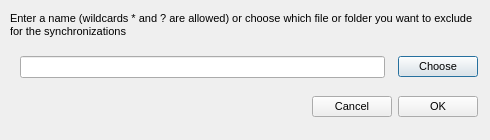
This is src/MEGASync/gui/macx/AddExclusionDialog.ui in meganz/MEGAsync as Qt 5 draws it before an edit. The edited form follows.
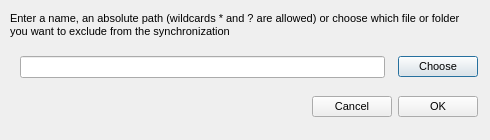
This is the edited form.

```diff
--- a/src/MEGASync/gui/macx/AddExclusionDialog.ui
+++ b/src/MEGASync/gui/macx/AddExclusionDialog.ui
@@ -62,7 +62,7 @@
       <string notr="true">font-style: normal;</string>
      </property>
      <property name="text">
-      <string>Enter a name (wildcards * and ? are allowed) or choose which file or folder you want to exclude for the synchronizations </string>
+      <string>Enter a name, an absolute path (wildcards * and ? are allowed) or choose which file or folder you want to exclude from the synchronization</string>
      </property>
      <property name="wordWrap">
       <bool>true</bool>
```
Left out of the diff: 2 changed lines with no effect on the pictures.
